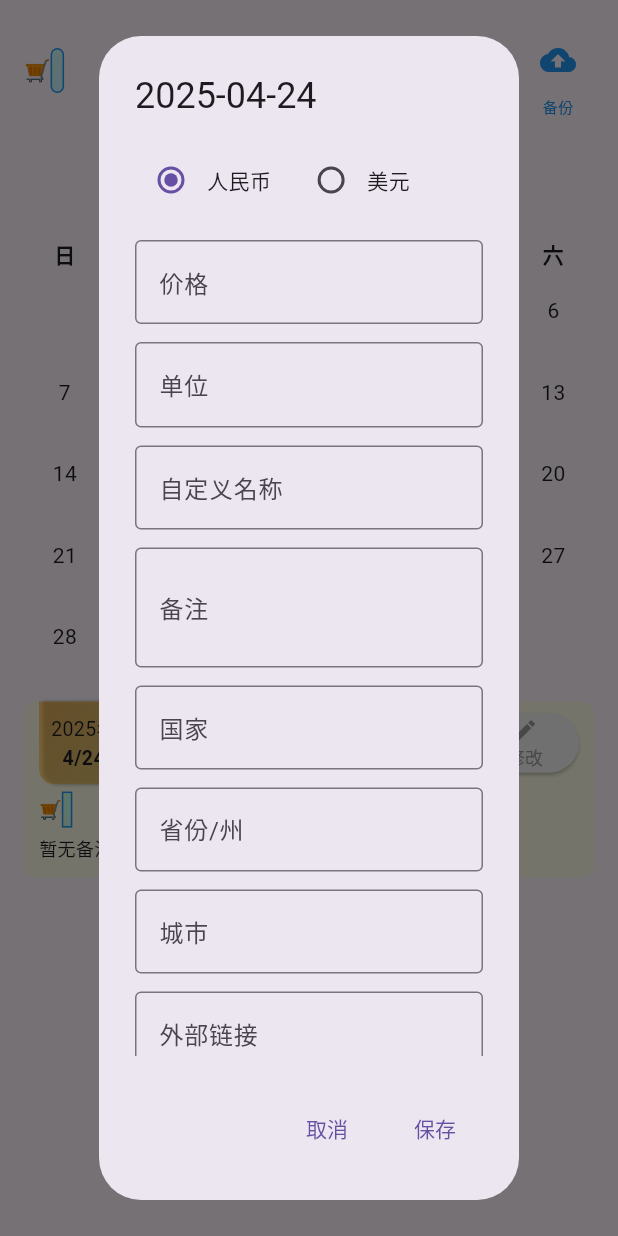
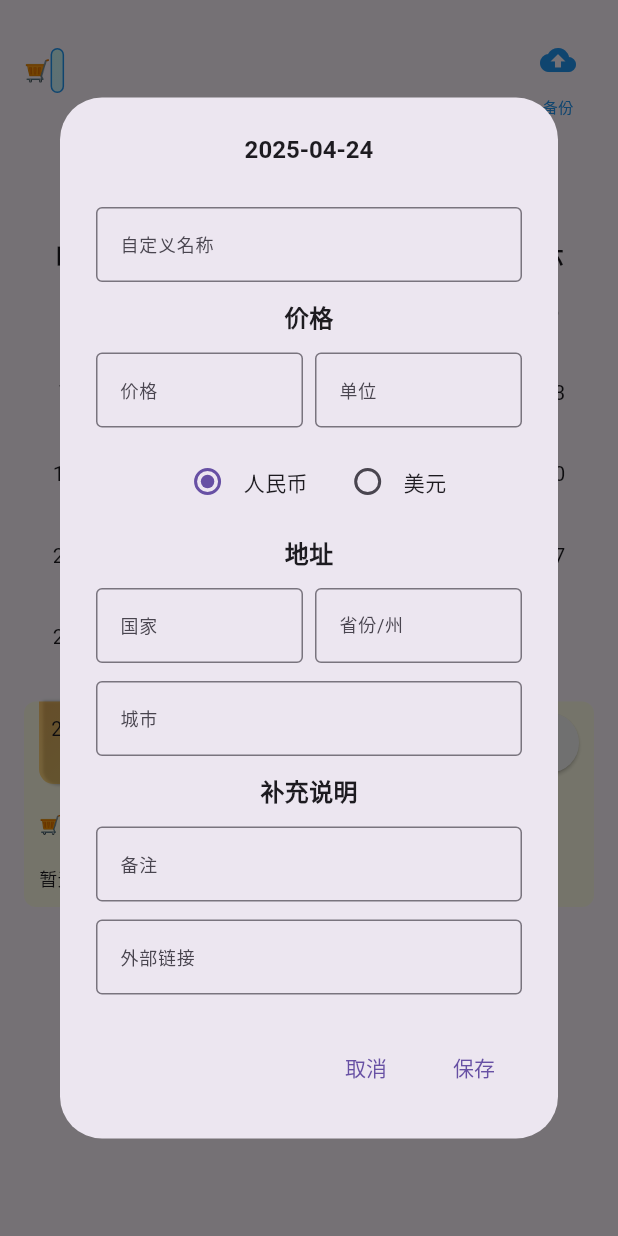
Before and after one commit to 1028867764/affordManual, a Flutter app: the PriceCalendar widget shown alone on an empty page, opened directly with empty values, after a tap on "修改", on a phone screen of 412 x 824 dp. Run offline on Flutter 3.47's test engine with Material 3 defaults, Android fonts, the phone set to English and light mode, and no system bars; our stand-ins replace cached_network_image, flutter_html, flutter_markdown, photo_view, shared_preferences; accounts and stored records are empty.

Commit message:
记账日历基本完成

```diff
--- a/lib/price_calendar.dart
+++ b/lib/price_calendar.dart
@@ -482,17 +482,78 @@ class _PriceCalendarState extends State<PriceCalendar> {
         return StatefulBuilder(
           builder: (BuildContext context, StateSetter setState) {
             return AlertDialog(
-              title: Text(
-                _selectedDate == null
-                    ? '添加记录'
-                    : '${DateFormat('yyyy-MM-dd').format(_selectedDate!)}',
+              title: Center(
+                child: Text(
+                  _selectedDate == null
+                      ? '添加记录'
+                      : '${DateFormat('yyyy-MM-dd').format(_selectedDate!)}',
+                  style: const TextStyle(
+                    fontSize: 16,
+                    fontWeight: FontWeight.bold,
+                  ),
+                ),
               ),
               content: SingleChildScrollView(
                 child: Column(
                   mainAxisSize: MainAxisSize.min,
                   children: [
-                    // 使用 RadioListTile 实现的货币选择器
+                    const SizedBox(height: 12),
+                    TextField(
+                      controller: _customizedNameController,
+                      decoration: InputDecoration(
+                        labelText: '自定义名称',
+                        hintText: '输入自定义名称（可选）',
+                        border: const OutlineInputBorder(),
+                        labelStyle: TextStyle(fontSize: 12),
+                      ),
+                      style: TextStyle(fontSize: 12),
+                      maxLines: null, // 不限制最大行数
+                      keyboardType: TextInputType.multiline, // 支持多行文本输入
+                    ),
+                    const SizedBox(height: 12),
+                    Center(
+                      child: Text(
+                        '价格',
+                        style: const TextStyle(
+                          fontSize: 16,
+                          fontWeight: FontWeight.bold,
+                        ),
+                      ),
+                    ),
+                    const SizedBox(height: 12),
                     Row(
+                      children: [
+                        Expanded(
+                          child: TextField(
+                            controller: _priceController,
+                            decoration: const InputDecoration(
+                              labelText: '价格',
+                              hintText: '输入价格',
+                              border: OutlineInputBorder(),
+                              labelStyle: TextStyle(fontSize: 12),
+                            ),
+                            keyboardType: TextInputType.number,
+                            style: TextStyle(fontSize: 12),
+                          ),
+                        ),
+                        const SizedBox(width: 8),
+                        Expanded(
+                          child: TextField(
+                            controller: _unitController,
+                            decoration: const InputDecoration(
+                              labelText: '单位',
+                              hintText: '输入单位（如：斤、kg等）',
+                              border: OutlineInputBorder(),
+                              labelStyle: TextStyle(fontSize: 12),
+                            ),
+                            style: TextStyle(fontSize: 12),
+                          ),
+                        ),
+                      ],
+                    ),
+                    const SizedBox(height: 12),
+                    Row(
+                      mainAxisAlignment: MainAxisAlignment.center,
                       children: [
                         Row(
                           children: [
@@ -525,35 +586,67 @@ class _PriceCalendarState extends State<PriceCalendar> {
                         ),
                       ],
                     ),
-                    const SizedBox(height: 16),
-                    TextField(
-                      controller: _priceController,
-                      decoration: const InputDecoration(
-                        labelText: '价格',
-                        hintText: '输入价格',
-                        border: OutlineInputBorder(),
-                      ),
-                      keyboardType: TextInputType.number,
-                    ),
+
                     const SizedBox(height: 12),
-                    TextField(
-                      controller: _unitController,
-                      decoration: const InputDecoration(
-                        labelText: '单位',
-                        hintText: '输入单位（如：斤、kg等）',
-                        border: OutlineInputBorder(),
+                    Center(
+                      child: Text(
+                        '地址',
+                        style: const TextStyle(
+                          fontSize: 16,
+                          fontWeight: FontWeight.bold,
+                        ),
                       ),
                     ),
                     const SizedBox(height: 12),
+                    Row(
+                      children: [
+                        Expanded(
+                          child: TextField(
+                            controller: _countryController,
+                            decoration: const InputDecoration(
+                              labelText: '国家',
+                              hintText: '输入国家',
+                              border: OutlineInputBorder(),
+                              labelStyle: TextStyle(fontSize: 12),
+                            ),
+                            style: TextStyle(fontSize: 12),
+                          ),
+                        ),
+                        const SizedBox(width: 8),
+                        Expanded(
+                          child: TextField(
+                            controller: _provinceController,
+                            decoration: const InputDecoration(
+                              labelText: '省份/州',
+                              hintText: '输入省份或州',
+                              border: OutlineInputBorder(),
+                              labelStyle: TextStyle(fontSize: 12),
+                            ),
+                            style: TextStyle(fontSize: 12),
+                          ),
+                        ),
+                      ],
+                    ),
+                    const SizedBox(height: 12),
+
                     TextField(
-                      controller: _customizedNameController,
-                      decoration: InputDecoration(
-                        labelText: '自定义名称',
-                        hintText:
-                            displayName.isNotEmpty
-                                ? displayName
-                                : '输入自定义名称（可选）',
-                        border: const OutlineInputBorder(),
+                      controller: _cityController,
+                      decoration: const InputDecoration(
+                        labelText: '城市',
+                        hintText: '输入城市',
+                        border: OutlineInputBorder(),
+                        labelStyle: TextStyle(fontSize: 12),
+                      ),
+                      style: TextStyle(fontSize: 12),
+                    ),
+                    const SizedBox(height: 12),
+                    Center(
+                      child: Text(
+                        '补充说明',
+                        style: const TextStyle(
+                          fontSize: 16,
+                          fontWeight: FontWeight.bold,
+                        ),
                       ),
                     ),
                     const SizedBox(height: 12),
@@ -563,35 +656,11 @@ class _PriceCalendarState extends State<PriceCalendar> {
                         labelText: '备注',
                         hintText: '输入备注信息',
                         border: OutlineInputBorder(),
+                        labelStyle: TextStyle(fontSize: 12),
                       ),
-                      maxLines: 2,
-                    ),
-                    const SizedBox(height: 12),
-                    TextField(
-                      controller: _countryController,
-                      decoration: const InputDecoration(
-                        labelText: '国家',
-                        hintText: '输入国家',
-                        border: OutlineInputBorder(),
-                      ),
-                    ),
-                    const SizedBox(height: 12),
-                    TextField(
-                      controller: _provinceController,
-                      decoration: const InputDecoration(
-                        labelText: '省份/州',
-                        hintText: '输入省份或州',
-                        border: OutlineInputBorder(),
-                      ),
-                    ),
-                    const SizedBox(height: 12),
-                    TextField(
-                      controller: _cityController,
-                      decoration: const InputDecoration(
-                        labelText: '城市',
-                        hintText: '输入城市',
-                        border: OutlineInputBorder(),
-                      ),
+                      style: TextStyle(fontSize: 12),
+                      maxLines: null, // 不限制最大行数
+                      keyboardType: TextInputType.multiline, // 支持多行文本输入
                     ),
                     const SizedBox(height: 12),
                     TextField(
@@ -600,7 +669,11 @@ class _PriceCalendarState extends State<PriceCalendar> {
                         labelText: '外部链接',
                         hintText: '输入外部链接',
                         border: OutlineInputBorder(),
+                        labelStyle: TextStyle(fontSize: 12),
                       ),
+                      style: TextStyle(fontSize: 12),
+                      maxLines: null, // 不限制最大行数
+                      keyboardType: TextInputType.multiline, // 支持多行文本输入
                     ),
                   ],
                 ),
@@ -772,6 +845,7 @@ class _PriceCalendarState extends State<PriceCalendar> {
                 ),
               ],
             ),
+            const SizedBox(height: 10),
             Row(
               mainAxisAlignment: MainAxisAlignment.spaceBetween, // 控制容器之间的间距
               children: [
@@ -826,6 +900,7 @@ class _PriceCalendarState extends State<PriceCalendar> {
                   ),
               ],
             ),
+            const SizedBox(height: 10),
             SelectableText(
               record == null || (record.note?.isEmpty ?? true)
                   ? '暂无备注'
@@ -837,7 +912,7 @@ class _PriceCalendarState extends State<PriceCalendar> {
               SizedBox(height: 10),
             if (record?.price != null &&
                 record!.outLink.isNotEmpty) // 检查 outLink 是否非空
-              SelectableText('外部链接：', style: const TextStyle(fontSize: 12)),
+              Text('外部链接：', style: const TextStyle(fontSize: 12)),
             if (record?.price != null &&
                 record!.outLink.isNotEmpty) // 检查 outLink 是否非空
               SelectableText(
```
